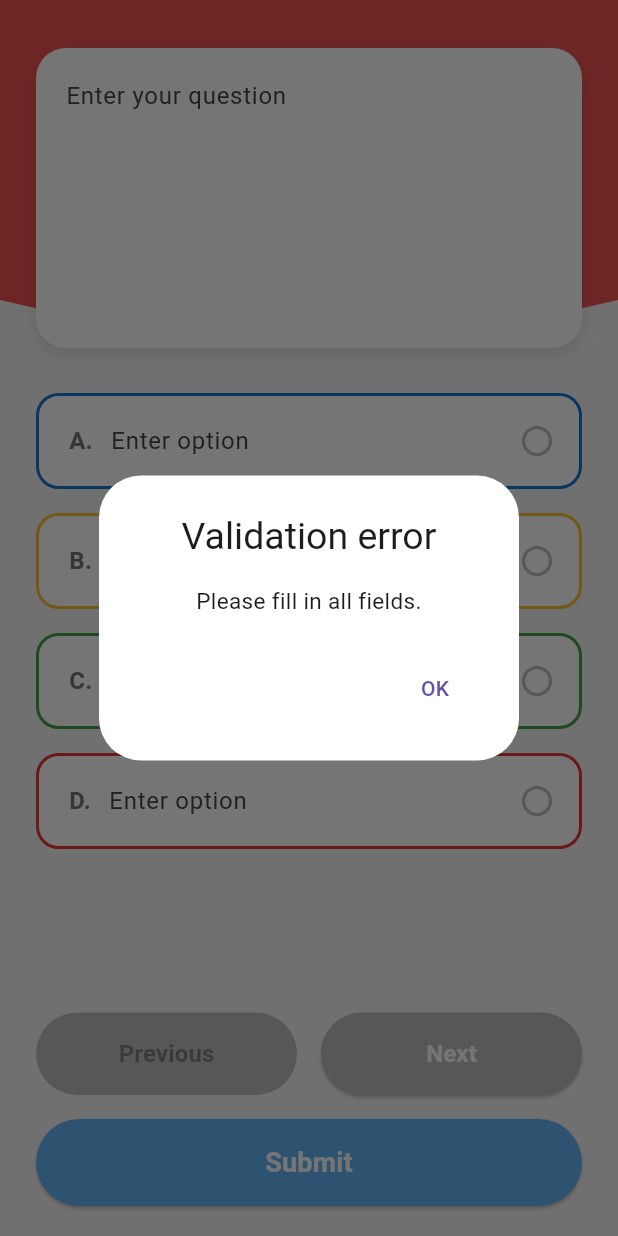
After one commit to shovitsharma/Quiz-app, a Flutter app: the QuizQuestionPage screen opened directly, after a tap on "Next", on a phone screen of 412 x 824 dp. The commit adds this screen. Run offline on Flutter 3.47's test engine with Material 3 defaults, Android fonts, the phone set to English and light mode, and no system bars; our stand-ins replace flutter_secure_storage, socket_io_client; accounts and stored records are empty.

```diff
--- a/lib/auth/quiz_service.dart
+++ b/lib/auth/quiz_service.dart
@@ -18,7 +18,7 @@ class QuizService {
   static final QuizService instance = QuizService._privateConstructor();
 
   // --- Properties ---
-  static const String _baseUrl = "http://34.235.122.140:4000/api";
+  static const String _baseUrl = "https://team-01-u90d.onrender.com ";
   final AuthService _authService = AuthService.instance; // Dependency for auth
 
   // --- Private Helper ---
--- a/lib/auth/socket_service.dart
+++ b/lib/auth/socket_service.dart
@@ -20,7 +20,7 @@ class LiveSocketService {
 
   // --- Private Properties ---
   IO.Socket? _socket;
-  static const String _serverUrl = "http://34.235.122.140:4000";
+  static const String _serverUrl = "https://team-01-u90d.onrender.com ";
 
   // --- Stream Controllers ---
   // These will broadcast events to any listening widgets in your app.
--- a/lib/client/pages/take_quiz.dart
+++ b/lib/client/pages/take_quiz.dart
@@ -182,7 +182,7 @@ class _TakeQuizScreenState extends State<TakeQuizScreen> {
       decoration: BoxDecoration(
         color: Colors.white,
         borderRadius: BorderRadius.circular(20),
-        boxShadow: [BoxShadow(color: Colors.black.withOpacity(0.1), blurRadius: 10, offset: const Offset(0, 5))],
+        boxShadow: [BoxShadow(color: Colors.black.withValues(alpha: 0.1), blurRadius: 10, offset: const Offset(0, 5))],
       ),
       child: Center(
         child: Text(
--- /dev/null
+++ b/lib/question_page.dart
@@ -0,0 +1,472 @@
+import 'package:flutter/material.dart';
+
+// --- DATA MODELS ---
+class Question {
+  String questionText;
+  List<String> options;
+  String correctAnswerLabel;
+
+  Question({
+    required this.questionText,
+    required this.options,
+    required this.correctAnswerLabel,
+  });
+}
+
+class Quiz {
+  final String name;
+  final DateTime date;
+  final TimeOfDay time;
+  final List<Question> questions;
+
+  Quiz({
+    required this.name,
+    required this.date,
+    required this.time,
+    required this.questions,
+  });
+}
+
+
+class QuizQuestionPage extends StatefulWidget {
+  const QuizQuestionPage({super.key});
+
+  @override
+  State<QuizQuestionPage> createState() => _QuizQuestionPageState();
+}
+
+class _QuizQuestionPageState extends State<QuizQuestionPage> {
+  // --- STATE VARIABLES ---
+  final _questionController = TextEditingController();
+  final _optionAController = TextEditingController();
+  final _optionBController = TextEditingController();
+  final _optionCController = TextEditingController();
+  final _optionDController = TextEditingController();
+  final _quizNameController = TextEditingController();
+
+  String? _correctAnswerLabel;
+  bool _areFieldsFilled = false;
+
+  final List<Question> _questions = [];
+  int _currentQuestionIndex = 0; // Tracks the current question being viewed/edited
+
+  @override
+  void initState() {
+    super.initState();
+    _questionController.addListener(_validateFields);
+    _optionAController.addListener(_validateFields);
+    _optionBController.addListener(_validateFields);
+    _optionCController.addListener(_validateFields);
+    _optionDController.addListener(_validateFields);
+  }
+
+  @override
+  void dispose() {
+    _questionController.dispose();
+    _optionAController.dispose();
+    _optionBController.dispose();
+    _optionCController.dispose();
+    _optionDController.dispose();
+    _quizNameController.dispose();
+    super.dispose();
+  }
+
+  void _validateFields() {
+    setState(() {
+      _areFieldsFilled = _questionController.text.isNotEmpty &&
+          _optionAController.text.isNotEmpty &&
+          _optionBController.text.isNotEmpty &&
+          _optionCController.text.isNotEmpty &&
+          _optionDController.text.isNotEmpty;
+    });
+  }
+
+  bool _validateUniqueness() {
+    final List<String> allTexts = [
+      _questionController.text.trim(),
+      _optionAController.text.trim(),
+      _optionBController.text.trim(),
+      _optionCController.text.trim(),
+      _optionDController.text.trim(),
+    ];
+    final Set<String> uniqueTexts = Set<String>.from(allTexts);
+    if (uniqueTexts.length < allTexts.length) {
+      _showAlertDialog('Duplicate content found. Please ensure the question and all options are unique.');
+      return false;
+    }
+    return true;
+  }
+
+  /// Saves or updates the question currently displayed in the text fields.
+  void _saveOrUpdateCurrentQuestion() {
+    final newQuestion = Question(
+      questionText: _questionController.text.trim(),
+      options: [
+        _optionAController.text.trim(),
+        _optionBController.text.trim(),
+        _optionCController.text.trim(),
+        _optionDController.text.trim(),
+      ],
+      correctAnswerLabel: _correctAnswerLabel!,
+    );
+
+    if (_currentQuestionIndex < _questions.length) {
+      // Update existing question
+      _questions[_currentQuestionIndex] = newQuestion;
+    } else {
+      // Add new question
+      _questions.add(newQuestion);
+    }
+  }
+
+  /// Loads the data of a specific question into the UI.
+  void _loadQuestionData(int index) {
+    if (index < _questions.length) {
+      final question = _questions[index];
+      _questionController.text = question.questionText;
+      _optionAController.text = question.options[0];
+      _optionBController.text = question.options[1];
+      _optionCController.text = question.options[2];
+      _optionDController.text = question.options[3];
+      _correctAnswerLabel = question.correctAnswerLabel;
+    }
+  }
+
+  void _clearForm() {
+    _questionController.clear();
+    _optionAController.clear();
+    _optionBController.clear();
+    _optionCController.clear();
+    _optionDController.clear();
+    _correctAnswerLabel = null;
+  }
+
+  void _handleSubmit() {
+    if (!_areFieldsFilled || _correctAnswerLabel == null || !_validateUniqueness()) {
+      _handleValidation();
+      return;
+    }
+    _saveOrUpdateCurrentQuestion();
+    _showSubmissionDialogs();
+  }
+
+  void _handleNext() {
+    if (!_areFieldsFilled || _correctAnswerLabel == null || !_validateUniqueness()) {
+      _handleValidation();
+      return;
+    }
+    _saveOrUpdateCurrentQuestion();
+    setState(() {
+      _currentQuestionIndex++;
+      if (_currentQuestionIndex < _questions.length) {
+        // Navigate forward to an existing question
+        _loadQuestionData(_currentQuestionIndex);
+      } else {
+        // Create a new blank question
+        _clearForm();
+      }
+    });
+    print("Navigated to question ${_currentQuestionIndex + 1}. Total questions: ${_questions.length}");
+  }
+
+  /// NEW: Handles the logic for the "Previous" button.
+  void _handlePrevious() {
+    if (_currentQuestionIndex > 0) {
+      setState(() {
+        _currentQuestionIndex--;
+        _loadQuestionData(_currentQuestionIndex);
+      });
+    }
+  }
+
+  void _handleValidation() {
+    if (!_areFieldsFilled) {
+      _showAlertDialog('Please fill in all fields.');
+    } else if (_correctAnswerLabel == null) {
+      _showAlertDialog('Please select the correct answer.');
+    } else if (!_validateUniqueness()) {
+      // Alert is shown by the validation function
+    }
+  }
+
+  Future<void> _showSubmissionDialogs() async {
+    final DateTime? pickedDate = await showDatePicker(
+      context: context,
+      initialDate: DateTime.now(),
+      firstDate: DateTime.now().subtract(const Duration(days: 365)),
+      lastDate: DateTime.now().add(const Duration(days: 365)),
+      builder: (BuildContext context, Widget? child) {
+      return Theme(
+        data: Theme.of(context).copyWith(
+          dialogTheme: DialogThemeData(backgroundColor: const Color.fromARGB(255, 255, 255, 255)),
+        ),
+        child: child!,
+      );
+    },
+    );
+    if (pickedDate == null || !mounted) return;
+
+    final TimeOfDay? pickedTime = await showTimePicker(
+      context: context,
+      initialTime: TimeOfDay.now(),
+    );
+    if (pickedTime == null || !mounted) return;
+
+    await showDialog<void>(
+      context: context,
+      builder: (context) => AlertDialog(
+        title: const Text('Set Name'),
+        content: TextField(
+          controller: _quizNameController,
+          decoration: const InputDecoration(hintText: 'Enter quiz name'),
+          autofocus: true,
+        ),
+        actions: [
+          TextButton(
+            onPressed: () {
+              final finalQuiz = Quiz(
+                name: _quizNameController.text,
+                date: pickedDate,
+                time: pickedTime,
+                questions: _questions,
+              );
+              Navigator.of(context).pop();
+
+              print('--- QUIZ SUBMITTED ---');
+              print('Quiz Name: ${finalQuiz.name}');
+              print('Date: ${finalQuiz.date}');
+              print('Time: ${finalQuiz.time}');
+              print('Total Questions: ${finalQuiz.questions.length}');
+              for (var q in finalQuiz.questions) {
+                print('  - Question: ${q.questionText}, Correct: ${q.correctAnswerLabel}');
+              }
+            },
+            child: const Text('OK'),
+          ),
+        ],
+      ),
+    );
+  }
+
+  void _showAlertDialog(String message) {
+    showDialog(
+      context: context,
+      builder: (context) => AlertDialog(
+        backgroundColor: Colors.white,
+        title: Center(child: const Text('Validation error',style: TextStyle(fontSize: 25, fontWeight: FontWeight.w400 ),)),
+        content: Column(
+          mainAxisSize: MainAxisSize.min,
+          children: [
+            Text(message,style: TextStyle(fontSize: 15),textAlign: TextAlign.center,),
+          ],
+        ),
+        actions: [
+          TextButton(
+            onPressed: () => Navigator.of(context).pop(),
+            child: const Text('OK'),
+          ),
+        ],
+      ),
+    );
+  }
+
+  @override
+  Widget build(BuildContext context) {
+    final bool isFormComplete = _areFieldsFilled && _correctAnswerLabel != null;
+
+    return Scaffold(
+      backgroundColor: Colors.grey[100],
+      body: Stack(
+        children: [
+          _buildBackground(),
+          SafeArea(
+            child: Padding(
+              padding: const EdgeInsets.symmetric(horizontal: 24.0),
+              child: Column(
+                children: [
+                  Expanded(
+                    child: SingleChildScrollView(
+                      child: Column(
+                        crossAxisAlignment: CrossAxisAlignment.stretch,
+                        children: [
+                          const SizedBox(height: 32),
+                          _buildQuestionTextField(),
+                          const SizedBox(height: 30),
+                          _buildOption(label: 'A.', controller: _optionAController, borderColor: Colors.blue.shade700),
+                          const SizedBox(height: 16),
+                          _buildOption(label: 'B.', controller: _optionBController, borderColor: Colors.yellow.shade700),
+                          const SizedBox(height: 16),
+                          _buildOption(label: 'C.', controller: _optionCController, borderColor: Colors.green.shade600),
+                          const SizedBox(height: 16),
+                          _buildOption(label: 'D.', controller: _optionDController, borderColor: Colors.red.shade600),
+                          const SizedBox(height: 20),
+                          if (_areFieldsFilled && _correctAnswerLabel == null)
+                            const Center(
+                              child: Text(
+                                'Tap the circle to select the correct answer.',
+                                style: TextStyle(color: Colors.green, fontWeight: FontWeight.bold, fontSize: 16),
+                              ),
+                            ),
+                        ],
+                      ),
+                    ),
+                  ),
+                  Padding(
+                    padding: const EdgeInsets.symmetric(vertical: 20.0),
+                    child: Column(
+                      children: [
+                        _buildNavigationButtons(isFormComplete: isFormComplete),
+                        const SizedBox(height: 16),
+                        _buildSubmitButton(isFormComplete: isFormComplete),
+                      ],
+                    ),
+                  ),
+                ],
+              ),
+            ),
+          ),
+        ],
+      ),
+    );
+  }
+
+  Widget _buildOption({required String label, required TextEditingController controller, required Color borderColor}) {
+    final bool isSelected = _correctAnswerLabel == label;
+
+    return Container(
+      decoration: BoxDecoration(
+        color: Colors.white,
+        border: Border.all(
+          color: isSelected ? Colors.green.shade600 : borderColor,
+          width: 2.0,
+        ),
+        borderRadius: BorderRadius.circular(15),
+      ),
+      child: Row(
+        children: [
+          Padding(
+            padding: const EdgeInsets.only(left: 20, right: 12),
+            child: Text(label, style: TextStyle(fontSize: 16, fontWeight: FontWeight.bold, color: Colors.grey[600])),
+          ),
+          Expanded(
+            child: TextField(
+              controller: controller,
+              decoration: const InputDecoration(
+                hintText: 'Enter option',
+                border: InputBorder.none,
+                contentPadding: EdgeInsets.symmetric(vertical: 18),
+              ),
+            ),
+          ),
+          GestureDetector(
+            onTap: () {
+              if (_areFieldsFilled) {
+                setState(() {
+                  _correctAnswerLabel = label;
+                });
+              }
+            },
+            child: Container(
+              padding: const EdgeInsets.all(16.0),
+              child: Icon(
+                isSelected ? Icons.check_circle : Icons.radio_button_unchecked,
+                color: isSelected ? Colors.green.shade600 : Colors.grey.shade400,
+              ),
+            ),
+          ),
+        ],
+      ),
+    );
+  }
+
+  Widget _buildNavigationButtons({required bool isFormComplete}) {
+    // The "Previous" button is enabled if the index is greater than 0
+    final bool canGoBack = _currentQuestionIndex > 0;
+
+    return Row(
+      children: [
+        Expanded(
+          child: ElevatedButton(
+            // UPDATED: Calls _handlePrevious and is disabled when it can't go back
+            onPressed: canGoBack ? _handlePrevious : null,
+            style: ElevatedButton.styleFrom(
+              backgroundColor: Colors.yellow.shade700,
+              foregroundColor: Colors.white,
+              disabledBackgroundColor: Colors.grey.shade400,
+              padding: const EdgeInsets.symmetric(vertical: 16),
+              shape: RoundedRectangleBorder(borderRadius: BorderRadius.circular(30)),
+            ),
+            child: const Text('Previous', style: TextStyle(fontSize: 16, fontWeight: FontWeight.bold)),
+          ),
+        ),
+        const SizedBox(width: 16),
+        Expanded(
+          child: ElevatedButton(
+            onPressed: isFormComplete ? _handleNext : _handleValidation,
+            style: ElevatedButton.styleFrom(
+              backgroundColor: isFormComplete ? Colors.grey.shade700 : Colors.grey.shade400,
+              foregroundColor: Colors.white,
+              padding: const EdgeInsets.symmetric(vertical: 16),
+              shape: RoundedRectangleBorder(borderRadius: BorderRadius.circular(30)),
+            ),
+            child: const Text('Next', style: TextStyle(fontSize: 16, fontWeight: FontWeight.bold)),
+          ),
+        ),
+      ],
+    );
+  }
+
+  Widget _buildSubmitButton({required bool isFormComplete}) {
+    return ElevatedButton(
+      onPressed: isFormComplete ? _handleSubmit : _handleValidation,
+      style: ElevatedButton.styleFrom(
+        backgroundColor: isFormComplete ? Colors.blue.shade600 : Colors.blue.shade300,
+        foregroundColor: Colors.white,
+        minimumSize: const Size(double.infinity, 54),
+        padding: const EdgeInsets.symmetric(vertical: 16),
+        shape: RoundedRectangleBorder(borderRadius: BorderRadius.circular(30)),
+      ),
+      child: const Text('Submit', style: TextStyle(fontSize: 18, fontWeight: FontWeight.bold)),
+    );
+  }
+
+  Widget _buildQuestionTextField() {
+    return Container(
+      height: 200,
+      decoration: BoxDecoration(
+        color: Colors.white,
+        borderRadius: BorderRadius.circular(20),
+        boxShadow: [BoxShadow(color: Colors.black.withOpacity(0.1), blurRadius: 10, offset: const Offset(0, 5))],
+      ),
+      child: TextField(
+        controller: _questionController,
+        maxLines: null,
+        expands: true,
+        textAlignVertical: TextAlignVertical.top,
+        decoration: const InputDecoration(hintText: 'Enter your question', contentPadding: EdgeInsets.all(20), border: InputBorder.none),
+      ),
+    );
+  }
+
+  Widget _buildBackground() {
+    return ClipPath(
+      clipper: _BackgroundClipper(),
+      child: Container(height: 250, color: Colors.red.shade400),
+    );
+  }
+}
+
+class _BackgroundClipper extends CustomClipper<Path> {
+  @override
+  Path getClip(Size size) {
+    final path = Path();
+    path.lineTo(0, size.height * 0.8);
+    path.quadraticBezierTo(size.width / 2, size.height, size.width, size.height * 0.8);
+    path.lineTo(size.width, 0);
+    path.close();
+    return path;
+  }
+
+  @override
+  bool shouldReclip(CustomClipper<Path> oldClipper) => false;
+}
```
Also changed, not shown: lib/auth/auth_service.dart (+52 -14 lines), lib/auth/live_models.dart (+81 -9 lines), pubspec.yaml (+4 -4 lines), pubspec.lock, 5 other files.
